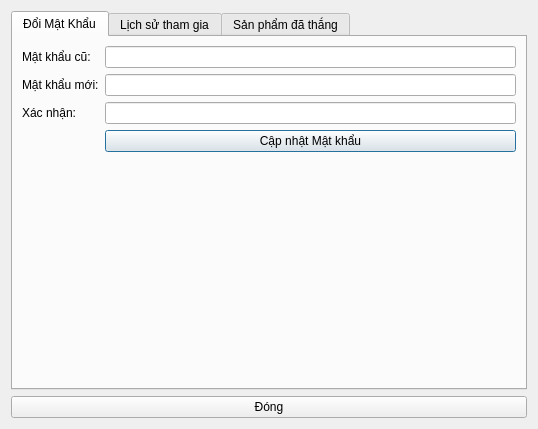
Above: AuctionClient/profiledialog.ui from nhatsonle/LAN_BiddingSystem before the change. Below: the same form after it.
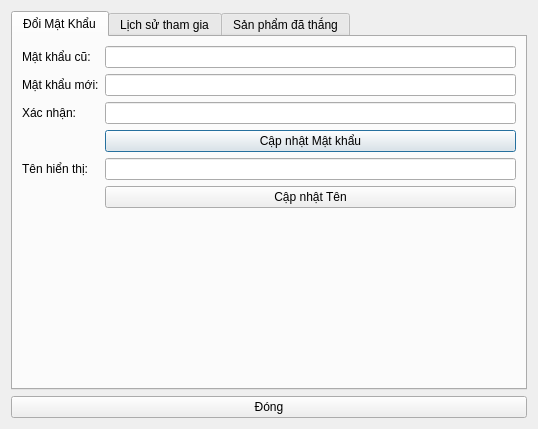
That is the form after the change.

Commit message:
Add display_name for users and support changing display name in profile
- Add display_name column to users table
- Update chat, room join and winner history to use display_name
- Add CHANGE_DISPLAY_NAME protocol
- Update client profile UI to change display name

What changed in the file:
```diff
--- a/AuctionClient/profiledialog.ui
+++ b/AuctionClient/profiledialog.ui
@@ -73,6 +73,24 @@
          </property>
         </widget>
        </item>
+      
+       <item row="4" column="0">
+        <widget class="QLabel" name="labelDisplayName">
+         <property name="text">
+          <string>Tên hiển thị:</string>
+         </property>
+        </widget>
+       </item>
+       <item row="4" column="1">
+        <widget class="QLineEdit" name="txtDisplayName"/>
+       </item>
+       <item row="5" column="1">
+        <widget class="QPushButton" name="btnChangeDisplayName">
+         <property name="text">
+          <string>Cập nhật Tên</string>
+         </property>
+        </widget>
+       </item>
       </layout>
      </widget>
      <widget class="QWidget" name="tabHistory">
```
The commit also changes 8 other files.
